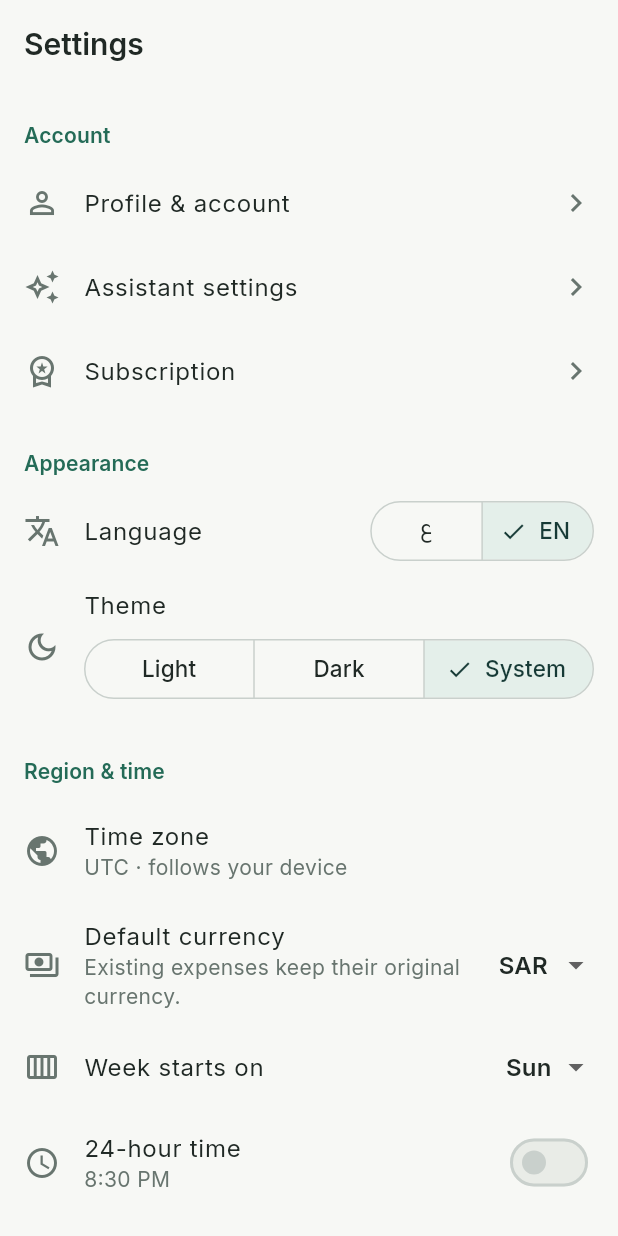
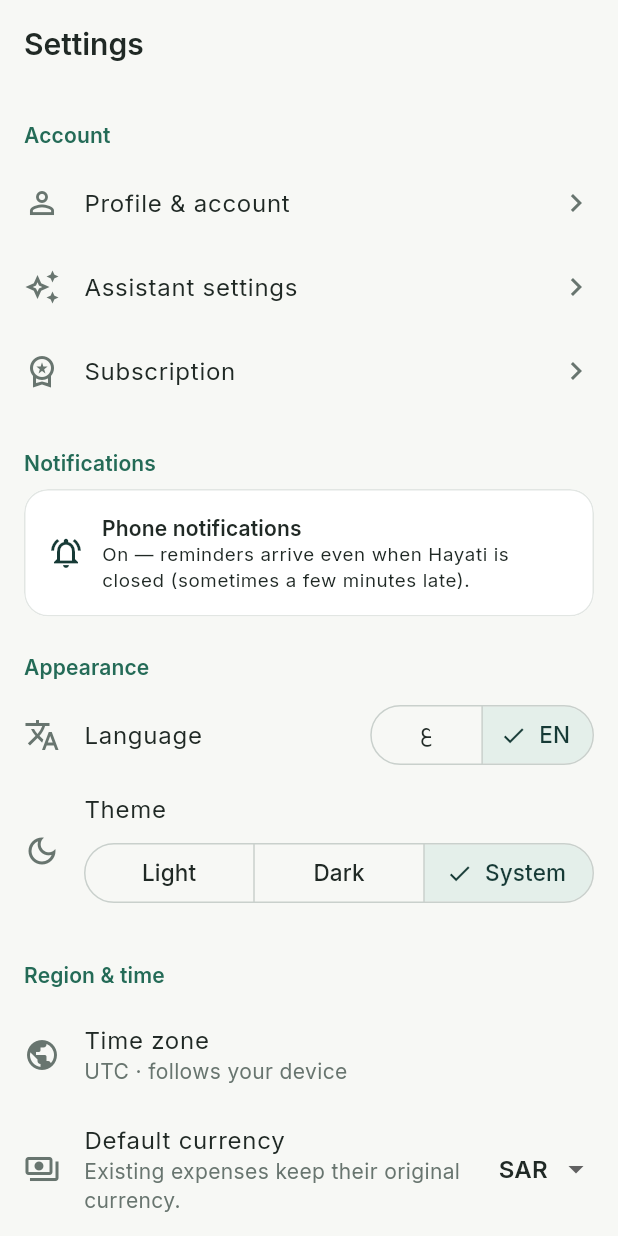
Before and after one commit to ibraahimx2040x-lab/cashier-updates, a Flutter app: the SettingsScreen screen opened by its route, on a phone screen of 412 x 824 dp. Run offline on Flutter 3.47's test engine with Material 3 defaults, Android fonts, the phone set to English and light mode, and no system bars; our stand-ins replace flutter_local_notifications, flutter_riverpod, flutter_timezone, go_router, shared_preferences, supabase_flutter and 1 more; accounts and stored records are empty.

Commit message:
Add device notifications for task, event and habit reminders
- Phones: reminders are scheduled with the OS through
  flutter_local_notifications. They use inexact alarms, so no
  exact-alarm permission is needed, and they survive app closure and
  reboots. They are re-planned two seconds after any data change. Ids
  are stable, the list is capped at 60 for iOS, and everything is
  cancelled on sign-out.
- Web: browsers can't schedule ahead, so a new in-app reminder is also
  shown as a browser notification while the app is open.
- Tapping a notification opens the task or event.
- Permission is never requested unprompted: a card on the Notifications
  screen and in Settings, plus a single ask right after the user saves
  their first reminder.
- Android: core library desugaring, boot and schedule receivers.
  iOS: notification center delegate.
- planDeviceReminders is a pure function with unit tests; a widget test
  checks scheduling, removal on completion, and the one-time ask.

Co-Authored-By: Claude Opus 5.5 <noreply@anthropic.com>
Claude-Session: https://claude.ai/code/session_01WXafPayVDGZrPSSeB8CvRT

```diff
--- a/hayati_app/lib/core/router/app_router.dart
+++ b/hayati_app/lib/core/router/app_router.dart
@@ -31,37 +31,11 @@ import '../../features/time/event_edit_screen.dart';
 import '../../features/time/task_edit_screen.dart';
 import '../../features/time/time_screen.dart';
 
+import 'route_paths.dart';
+
+export 'route_paths.dart';
+
 final rootNavigatorKey = GlobalKey<NavigatorState>();
-
-/// Route paths in one place.
-abstract final class Routes {
-  static const splash = '/splash';
-  static const welcome = '/welcome';
-  static const auth = '/auth';
-  static const onboarding = '/onboarding';
-  static const home = '/home';
-  static const time = '/time';
-  static const goals = '/goals';
-  static const assistant = '/assistant';
-  static const progress = '/progress';
-  static const habits = '/habits';
-  static const notes = '/notes';
-  static const expenses = '/expenses';
-  static const notifications = '/notifications';
-  static const settings = '/settings';
-  static const assistantSettings = '/settings/assistant';
-  static const profile = '/settings/profile';
-  static const subscription = '/settings/subscription';
-  static const help = '/settings/help';
-  static const privacy = '/settings/privacy';
-
-  static String task(String id) => '/task/$id';
-  static String event(String id) => '/event/$id';
-  static String goal(String id) => '/goal/$id';
-  static String note(String id) => '/note/$id';
-  static String review(String id) => '/assistant/review/$id';
-  static String timeTab(String tab) => '/time?tab=$tab';
-}
 
 const _publicRoutes = {Routes.welcome, Routes.auth};
 
--- /dev/null
+++ b/hayati_app/lib/core/router/route_paths.dart
@@ -0,0 +1,29 @@
+/// Route paths in one place.
+abstract final class Routes {
+  static const splash = '/splash';
+  static const welcome = '/welcome';
+  static const auth = '/auth';
+  static const onboarding = '/onboarding';
+  static const home = '/home';
+  static const time = '/time';
+  static const goals = '/goals';
+  static const assistant = '/assistant';
+  static const progress = '/progress';
+  static const habits = '/habits';
+  static const notes = '/notes';
+  static const expenses = '/expenses';
+  static const notifications = '/notifications';
+  static const settings = '/settings';
+  static const assistantSettings = '/settings/assistant';
+  static const profile = '/settings/profile';
+  static const subscription = '/settings/subscription';
+  static const help = '/settings/help';
+  static const privacy = '/settings/privacy';
+
+  static String task(String id) => '/task/$id';
+  static String event(String id) => '/event/$id';
+  static String goal(String id) => '/goal/$id';
+  static String note(String id) => '/note/$id';
+  static String review(String id) => '/assistant/review/$id';
+  static String timeTab(String tab) => '/time?tab=$tab';
+}
--- a/hayati_app/lib/features/habits/habits_screen.dart
+++ b/hayati_app/lib/features/habits/habits_screen.dart
@@ -12,6 +12,7 @@ import '../../domain/metrics.dart';
 import '../../l10n/app_localizations.dart';
 import '../../widgets/cards.dart';
 import '../../widgets/common.dart';
+import '../../widgets/device_notifications_card.dart';
 
 /// Screen 12 — habits and their history.
 class HabitsScreen extends ConsumerWidget {
@@ -170,6 +171,7 @@ class _HabitEditorState extends ConsumerState<_HabitEditor> {
           reminderMinutes: _reminder,
           active: _active,
         ));
+    if (_reminder != null) askForNotificationsIfUnknown(context);
     Navigator.pop(context);
   }
 
--- a/hayati_app/lib/features/notifications/notifications_screen.dart
+++ b/hayati_app/lib/features/notifications/notifications_screen.dart
@@ -11,6 +11,7 @@ import '../../data/models/misc.dart';
 import '../../l10n/app_localizations.dart';
 import '../../widgets/cards.dart';
 import '../../widgets/common.dart';
+import '../../widgets/device_notifications_card.dart';
 import '../habits/habits_screen.dart';
 
 /// Screen 18 — in-app notification centre. Removing a notification never
@@ -98,7 +99,7 @@ class _NotificationsScreenState extends ConsumerState<NotificationsScreen> {
           ),
           Padding(
             padding: const EdgeInsets.fromLTRB(Space.gutter, Space.m, Space.gutter, 0),
-            child: Text(l.osNotificationsNote, style: Theme.of(context).textTheme.bodySmall),
+            child: const DeviceNotificationsCard(),
           ),
           Expanded(
             child: list.isEmpty
--- a/hayati_app/lib/features/settings/settings_screen.dart
+++ b/hayati_app/lib/features/settings/settings_screen.dart
@@ -14,6 +14,7 @@ import '../../data/models/settings.dart';
 import '../../l10n/app_localizations.dart';
 import '../../widgets/cards.dart';
 import '../../widgets/common.dart';
+import '../../widgets/device_notifications_card.dart';
 import '../auth/onboarding_screen.dart' show currencies;
 
 /// Screen 19 — general settings. Changes apply immediately; none of them
@@ -66,6 +67,8 @@ class SettingsScreen extends ConsumerWidget {
                     : TextButton(onPressed: () => ref.read(syncProvider.notifier).sync(), child: Text(l.syncNow)),
               );
             }),
+          header(l.navNotifications),
+          const Padding(padding: EdgeInsets.symmetric(horizontal: Space.gutter), child: DeviceNotificationsCard()),
           header(l.appearance),
           ListTile(
             leading: const Icon(Icons.translate),
--- a/hayati_app/lib/features/time/event_edit_screen.dart
+++ b/hayati_app/lib/features/time/event_edit_screen.dart
@@ -12,6 +12,7 @@ import '../../data/models/task.dart';
 import '../../l10n/app_localizations.dart';
 import '../../widgets/cards.dart';
 import '../../widgets/common.dart';
+import '../../widgets/device_notifications_card.dart';
 
 /// Event (fixed appointment) editor — part of the calendar (screen 8).
 /// Overlaps are allowed but always flagged.
@@ -74,6 +75,7 @@ class _EventEditScreenState extends ConsumerState<EventEditScreen> {
     ref.read(dataProvider.notifier).saveEvent(e);
     _dirty = false;
     showSnack(context, l.saved);
+    if (_reminder != null) askForNotificationsIfUnknown(context);
     context.pop();
   }
 
--- a/hayati_app/lib/features/time/task_edit_screen.dart
+++ b/hayati_app/lib/features/time/task_edit_screen.dart
@@ -12,6 +12,7 @@ import '../../data/models/task.dart';
 import '../../l10n/app_localizations.dart';
 import '../../widgets/cards.dart';
 import '../../widgets/common.dart';
+import '../../widgets/device_notifications_card.dart';
 
 /// Screen 7 — create or edit a task.
 class TaskEditScreen extends ConsumerStatefulWidget {
@@ -95,6 +96,7 @@ class _TaskEditScreenState extends ConsumerState<TaskEditScreen> {
       if (_orig != null && _status != _orig.status) data.setTaskStatus(base.id, _status);
       _dirty = false;
       showSnack(context, l.saved);
+      if (reminderAt != null) askForNotificationsIfUnknown(context);
       context.pop();
     } on ArgumentError {
       showSnack(context, l.errSave);
--- a/hayati_app/lib/l10n/app_en.arb
+++ b/hayati_app/lib/l10n/app_en.arb
@@ -494,6 +494,13 @@
   "deletionRequested": "Deletion requested. Your account and data will be removed from our servers.",
   "descriptionOptional": "Description (optional)",
   "details": "Details",
+  "devNotifBody": "Get reminders even when Hayati is closed.",
+  "devNotifBodyWeb": "Show reminders as browser notifications while Hayati is open.",
+  "devNotifDenied": "Notifications are blocked. To get reminders, allow them for Hayati in your device or browser settings.",
+  "devNotifEnable": "Turn on",
+  "devNotifOn": "On — reminders arrive even when Hayati is closed (sometimes a few minutes late).",
+  "devNotifOnWeb": "On — browsers show reminders only while Hayati is open.",
+  "devNotifTitle": "Phone notifications",
   "discard": "Discard",
   "discardMessage": "You have unsaved changes. Leave without saving?",
   "discardTitle": "Discard changes?",
@@ -582,7 +589,7 @@
   "faq2q": "How is goal progress calculated?",
   "faq3a": "Only what you allow in assistant settings — e.g. creating a single task. Deleting, bulk changes and rescheduling many items always need your approval.",
   "faq3q": "What can the assistant do on its own?",
-  "faq4a": "In this version reminders appear in the notification centre while the app is open. Make sure the task has a reminder and a deadline or planned time.",
+  "faq4a": "Turn on phone notifications from the Notifications screen or Settings, and give the task a reminder plus a deadline or planned time. On phones, reminders arrive even when the app is closed (sometimes a few minutes late); in a browser they only appear while Hayati is open.",
   "faq4q": "I'm not getting reminders",
   "faq5a": "In local mode, on this device only. You can export it any time from Privacy & data.",
   "faq5aRemote": "In your account on our servers, protected so only you can read it, with a copy on this device for offline use. You can export it any time from Privacy & data.",
@@ -839,7 +846,6 @@
   "onboardingNoAuto": "Nothing is created or scheduled automatically. You'll choose what to add next.",
   "openSettings": "Open settings",
   "organizeGroup": "Organize",
-  "osNotificationsNote": "Reminders appear here while Hayati is open. Phone/system notifications will be added with the cloud service.",
   "overBudget": "Over budget",
   "overCapacity": "Your tasks need more time than you have. Some can't fit today — move them or shorten them.",
   "overdue": "Overdue",
--- a/hayati_app/lib/l10n/app_localizations.dart
+++ b/hayati_app/lib/l10n/app_localizations.dart
@@ -1316,6 +1316,48 @@ abstract class AppLocalizations {
   /// **'Details'**
   String get details;
 
+  /// No description provided for @devNotifBody.
+  ///
+  /// In en, this message translates to:
+  /// **'Get reminders even when Hayati is closed.'**
+  String get devNotifBody;
+
+  /// No description provided for @devNotifBodyWeb.
+  ///
+  /// In en, this message translates to:
+  /// **'Show reminders as browser notifications while Hayati is open.'**
+  String get devNotifBodyWeb;
+
+  /// No description provided for @devNotifDenied.
+  ///
+  /// In en, this message translates to:
+  /// **'Notifications are blocked. To get reminders, allow them for Hayati in your device or browser settings.'**
+  String get devNotifDenied;
+
+  /// No description provided for @devNotifEnable.
+  ///
+  /// In en, this message translates to:
+  /// **'Turn on'**
+  String get devNotifEnable;
+
+  /// No description provided for @devNotifOn.
+  ///
+  /// In en, this message translates to:
+  /// **'On — reminders arrive even when Hayati is closed (sometimes a few minutes late).'**
+  String get devNotifOn;
+
+  /// No description provided for @devNotifOnWeb.
+  ///
+  /// In en, this message translates to:
+  /// **'On — browsers show reminders only while Hayati is open.'**
+  String get devNotifOnWeb;
+
+  /// No description provided for @devNotifTitle.
+  ///
+  /// In en, this message translates to:
+  /// **'Phone notifications'**
+  String get devNotifTitle;
+
   /// No description provided for @discard.
   ///
   /// In en, this message translates to:
@@ -1763,7 +1805,7 @@ abstract class AppLocalizations {
   /// No description provided for @faq4a.
   ///
   /// In en, this message translates to:
-  /// **'In this version reminders appear in the notification centre while the app is open. Make sure the task has a reminder and a deadline or planned time.'**
+  /// **'Turn on phone notifications from the Notifications screen or Settings, and give the task a reminder plus a deadline or planned time. On phones, reminders arrive even when the app is closed (sometimes a few minutes late); in a browser they only appear while Hayati is open.'**
   String get faq4a;
 
   /// No description provided for @faq4q.
@@ -2785,12 +2827,6 @@ abstract class AppLocalizations {
   /// In en, this message translates to:
   /// **'Organize'**
   String get organizeGroup;
-
-  /// No description provided for @osNotificationsNote.
-  ///
-  /// In en, this message translates to:
-  /// **'Reminders appear here while Hayati is open. Phone/system notifications will be added with the cloud service.'**
-  String get osNotificationsNote;
 
   /// No description provided for @overBudget.
   ///
--- a/hayati_app/lib/l10n/app_localizations_en.dart
+++ b/hayati_app/lib/l10n/app_localizations_en.dart
@@ -753,6 +753,31 @@ class AppLocalizationsEn extends AppLocalizations {
   String get details => 'Details';
 
   @override
+  String get devNotifBody => 'Get reminders even when Hayati is closed.';
+
+  @override
+  String get devNotifBodyWeb =>
+      'Show reminders as browser notifications while Hayati is open.';
+
+  @override
+  String get devNotifDenied =>
+      'Notifications are blocked. To get reminders, allow them for Hayati in your device or browser settings.';
+
+  @override
+  String get devNotifEnable => 'Turn on';
+
+  @override
+  String get devNotifOn =>
+      'On — reminders arrive even when Hayati is closed (sometimes a few minutes late).';
+
+  @override
+  String get devNotifOnWeb =>
+      'On — browsers show reminders only while Hayati is open.';
+
+  @override
+  String get devNotifTitle => 'Phone notifications';
+
+  @override
   String get discard => 'Discard';
 
   @override
@@ -996,7 +1021,7 @@ class AppLocalizationsEn extends AppLocalizations {
 
   @override
   String get faq4a =>
-      'In this version reminders appear in the notification centre while the app is open. Make sure the task has a reminder and a deadline or planned time.';
+      'Turn on phone notifications from the Notifications screen or Settings, and give the task a reminder plus a deadline or planned time. On phones, reminders arrive even when the app is closed (sometimes a few minutes late); in a browser they only appear while Hayati is open.';
 
   @override
   String get faq4q => 'I\'m not getting reminders';
@@ -1545,10 +1570,6 @@ class AppLocalizationsEn extends AppLocalizations {
 
   @override
   String get organizeGroup => 'Organize';
-
-  @override
-  String get osNotificationsNote =>
-      'Reminders appear here while Hayati is open. Phone/system notifications will be added with the cloud service.';
 
   @override
   String get overBudget => 'Over budget';
--- /dev/null
+++ b/hayati_app/lib/widgets/device_notifications_card.dart
@@ -0,0 +1,64 @@
+import 'package:flutter/foundation.dart';
+import 'package:flutter/material.dart';
+import 'package:flutter_riverpod/flutter_riverpod.dart';
+
+import '../core/theme/app_colors.dart';
+import '../core/theme/app_theme.dart';
+import '../l10n/app_localizations.dart';
+import '../services/device_notifications.dart';
+import 'common.dart';
+
+/// Lets the user turn on phone/browser notifications. Never asks on its own:
+/// browsers block prompts that aren't triggered by the user.
+class DeviceNotificationsCard extends ConsumerWidget {
+  const DeviceNotificationsCard({super.key});
+
+  @override
+  Widget build(BuildContext context, WidgetRef ref) {
+    final l = AppLocalizations.of(context);
+    final p = ref.watch(devicePermissionProvider).value ?? DevicePermission.unknown;
+    final t = Theme.of(context).textTheme;
+    if (p == DevicePermission.unsupported) return const SizedBox.shrink();
+    return AppCard(
+      color: p == DevicePermission.granted ? null : context.status.highlight,
+      child: Row(children: [
+        Icon(p == DevicePermission.granted ? Icons.notifications_active_outlined : Icons.notifications_off_outlined,
+            color: Theme.of(context).colorScheme.primary),
+        const SizedBox(width: Space.m),
+        Expanded(
+          child: Column(crossAxisAlignment: CrossAxisAlignment.start, children: [
+            Text(l.devNotifTitle, style: t.titleSmall),
+            Text(
+              switch (p) {
+                DevicePermission.granted => kIsWeb ? l.devNotifOnWeb : l.devNotifOn,
+                DevicePermission.denied => l.devNotifDenied,
+                _ => kIsWeb ? l.devNotifBodyWeb : l.devNotifBody,
+              },
+              style: t.bodySmall,
+            ),
+          ]),
+        ),
+        if (p == DevicePermission.unknown)
+          FilledButton(
+            style: FilledButton.styleFrom(minimumSize: const Size(64, 40)),
+            onPressed: () async {
+              await ref.read(deviceNotificationsProvider).requestPermission();
+              ref.invalidate(devicePermissionProvider);
+            },
+            child: Text(l.devNotifEnable),
+          ),
+      ]),
+    );
+  }
+}
+
+/// Asks once, right after the user sets a reminder: the moment the reason
+/// is obvious. Does nothing if they already answered. Takes the container
+/// (not a WidgetRef) because the editor closes while this is pending.
+Future<void> askForNotificationsIfUnknown(BuildContext context) async {
+  final container = ProviderScope.containerOf(context, listen: false);
+  final device = container.read(deviceNotificationsProvider);
+  if (await device.permission() != DevicePermission.unknown) return;
+  await device.requestPermission();
+  container.invalidate(devicePermissionProvider);
+}
--- a/hayati_app/pubspec.yaml
+++ b/hayati_app/pubspec.yaml
@@ -10,13 +10,16 @@ dependencies:
   crypto: ^3.0.8
   flutter:
     sdk: flutter
+  flutter_local_notifications: ^22.3.3
   flutter_localizations:
     sdk: flutter
   flutter_riverpod: ^3.4.3
+  flutter_timezone: ^5.1.1
   go_router: ^18.1.1
   intl: ^0.20.3
   shared_preferences: ^2.5.6
   supabase_flutter: ^2.18.3
+  timezone: ^0.11.2
   uuid: ^4.6.0
 
 dev_dependencies:
```
Also changed, not shown: hayati_app/lib/domain/device_reminders.dart (added, +87 -0 lines), hayati_app/lib/domain/reminders.dart (+4 -5 lines), hayati_app/lib/features/shell/shell.dart (+47 -2 lines), hayati_app/lib/l10n/app_ar.arb (+8 -2 lines), hayati_app/lib/l10n/app_localizations_ar.dart (+26 -5 lines), hayati_app/lib/services/device_notifications.dart (added, +173 -0 lines), hayati_app/pubspec.lock, 5 other files.
